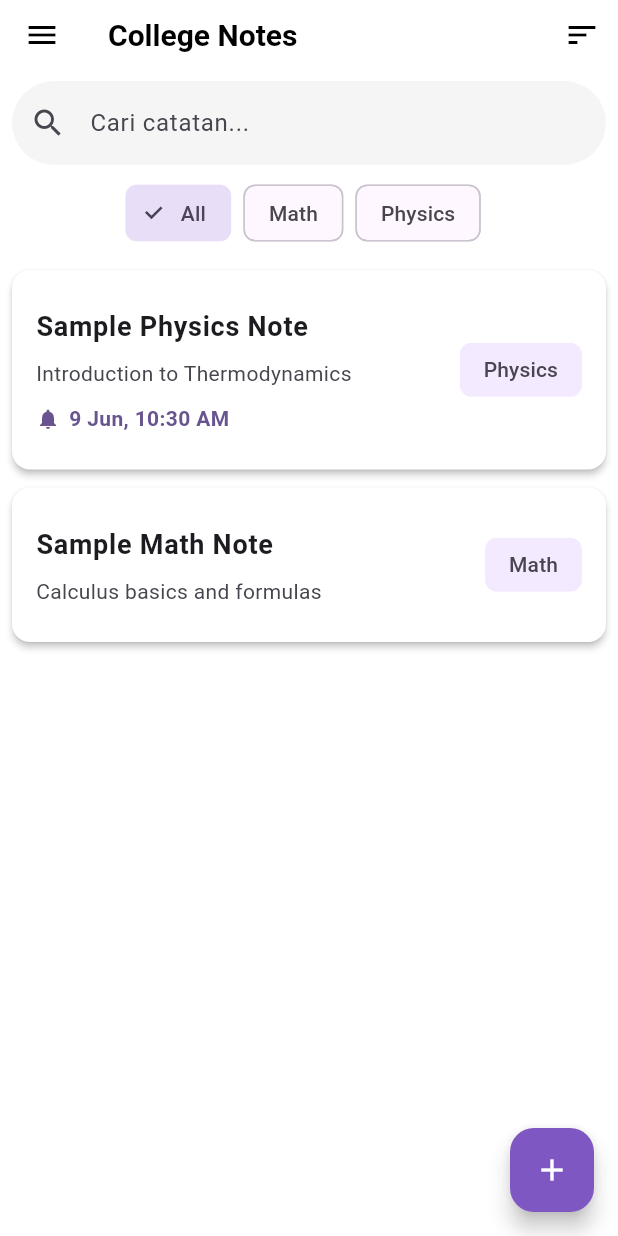
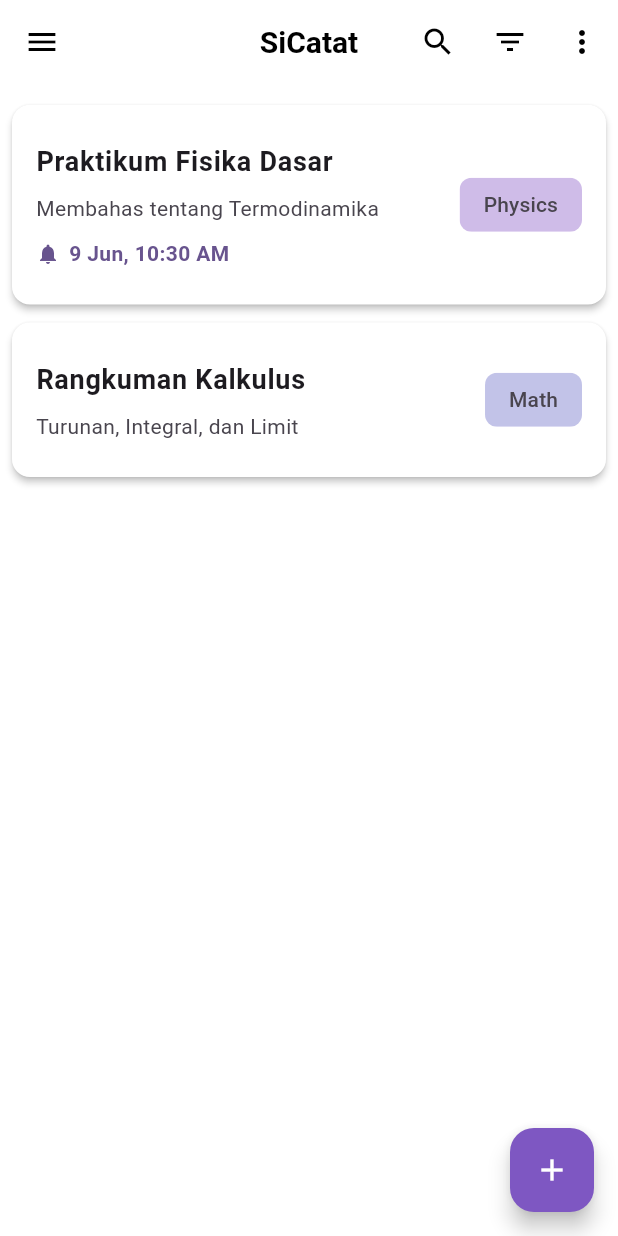
Before and after one commit to amaliartnaa/FP-Teknologi-Berkembang, a Flutter app: the HomePage screen opened directly with empty values, on a phone screen of 412 x 824 dp. Run offline on Flutter 3.47's test engine with Material 3 defaults, Android fonts, the phone set to English and light mode, and no system bars.

Commit message:
Pesan commit kamu

```diff
--- a/lib/screens/home_page.dart
+++ b/lib/screens/home_page.dart
@@ -9,18 +9,18 @@ class HomePage extends StatefulWidget {
   static List<Note> notes = [
     Note(
       id: '1',
-      title: 'Sample Math Note',
-      subtitle: 'Calculus basics and formulas',
-      content: 'This is a sample math note about calculus.',
+      title: 'Rangkuman Kalkulus',
+      subtitle: 'Turunan, Integral, dan Limit',
+      content: 'Ini adalah konten lengkap dari catatan kalkulus...',
       tag: 'Math',
       createdAt: DateTime.now().subtract(const Duration(days: 2)),
       updatedAt: DateTime.now().subtract(const Duration(days: 2)),
     ),
     Note(
       id: '2',
-      title: 'Sample Physics Note',
-      subtitle: 'Introduction to Thermodynamics',
-      content: 'This is a sample physics note about thermodynamics.',
+      title: 'Praktikum Fisika Dasar',
+      subtitle: 'Membahas tentang Termodinamika',
+      content: 'Ini adalah konten lengkap dari catatan fisika...',
       tag: 'Physics',
       createdAt: DateTime.now(),
       updatedAt: DateTime.now(),
@@ -28,9 +28,9 @@ class HomePage extends StatefulWidget {
     ),
      Note(
       id: '3',
-      title: 'Archived Note Example',
-      subtitle: 'This subtitle is for the archived note',
-      content: 'This note is archived.',
+      title: 'Catatan Arsip Kimia',
+      subtitle: 'Tentang senyawa organik',
+      content: 'Catatan ini diarsipkan.',
       tag: 'Chemistry',
       createdAt: DateTime.now(),
       updatedAt: DateTime.now(),
@@ -51,6 +51,7 @@ class _HomePageState extends State<HomePage> {
   final TextEditingController searchController = TextEditingController();
   Set<String> availableTags = {};
   String sortOrder = 'desc';
+  bool _isSearching = false;
 
   @override
   void initState() {
@@ -120,43 +121,36 @@ class _HomePageState extends State<HomePage> {
   }
 
   void _moveToTrash(Note note) {
-    setState(() {
     note.isTrashed = true;
     _updateFilteredNotes();
-    });
   }
 
   void _archiveNote(Note note) {
-    setState(() {
     note.isArchived = true;
     _updateFilteredNotes();
-    });
   }
 
-  @override
-  Widget build(BuildContext context) {
-    return Scaffold(
-      appBar: AppBar(
-        title: const Text('College Notes'),
-        bottom: PreferredSize(
-          preferredSize: const Size.fromHeight(110),
+  void _showFilterSheet() {
+    showModalBottomSheet(
+      context: context,
+      shape: const RoundedRectangleBorder(
+        borderRadius: BorderRadius.vertical(top: Radius.circular(20)),
+      ),
+      builder: (context) {
+        return Padding(
+          padding: const EdgeInsets.all(16.0),
           child: Column(
+            mainAxisSize: MainAxisSize.min,
+            crossAxisAlignment: CrossAxisAlignment.start,
             children: [
-              Padding(
-                padding: const EdgeInsets.all(8.0),
-                child: TextField(
-                  controller: searchController,
-                  decoration: const InputDecoration(
-                    hintText: 'Cari catatan...',
-                    prefixIcon: Icon(Icons.search),
+              Text(
+                'Filter Berdasarkan Tag',
+                style: Theme.of(context).textTheme.titleLarge,
               ),
-                  onChanged: (value) => _updateFilteredNotes(),
-                ),
-              ),
-              SingleChildScrollView(
-                scrollDirection: Axis.horizontal,
-                padding: const EdgeInsets.symmetric(horizontal: 8.0),
-                child: Row(
+              const SizedBox(height: 16),
+              Wrap(
+                spacing: 8.0,
+                runSpacing: 8.0,
                 children: [
                   FilterChip(
                     label: const Text('All'),
@@ -166,12 +160,10 @@ class _HomePageState extends State<HomePage> {
                         selectedTag = 'All';
                         _updateFilteredNotes();
                       });
+                      Navigator.pop(context);
                     },
                   ),
-                    const SizedBox(width: 8.0),
-                    ...availableTags.map((tag) => Padding(
-                          padding: const EdgeInsets.only(right: 8.0),
-                          child: FilterChip(
+                  ...availableTags.map((tag) => FilterChip(
                         label: Text(tag),
                         selected: selectedTag == tag,
                         onSelected: (bool selected) {
@@ -179,16 +171,71 @@ class _HomePageState extends State<HomePage> {
                             selectedTag = tag;
                             _updateFilteredNotes();
                           });
+                          Navigator.pop(context);
                         },
-                          ),
                       )),
                 ],
               ),
-              ),
             ],
           ),
+        );
+      },
+    );
+  }
+
+  Color _getColorForTag(String tag) {
+    final hash = tag.hashCode;
+    return Colors.primaries[hash % Colors.primaries.length].withAlpha(80);
+  }
+
+  @override
+  Widget build(BuildContext context) {
+    return Scaffold(
+      appBar: AppBar(
+        leading: Builder(
+          builder: (context) => IconButton(
+            icon: const Icon(Icons.menu),
+            onPressed: () => Scaffold.of(context).openDrawer(),
           ),
-        actions: [
+        ),
+        title: _isSearching
+            ? TextField(
+                controller: searchController,
+                autofocus: true,
+                decoration: const InputDecoration(
+                  hintText: 'Cari catatan...',
+                  border: InputBorder.none,
+                ),
+                onChanged: (value) => _updateFilteredNotes(),
+              )
+            : const Text('SiCatat'),
+        centerTitle: true,
+        actions: _isSearching
+            ? [
+                IconButton(
+                  icon: const Icon(Icons.close),
+                  onPressed: () {
+                    setState(() {
+                      _isSearching = false;
+                      searchController.clear();
+                      _updateFilteredNotes();
+                    });
+                  },
+                ),
+              ]
+            : [
+                IconButton(
+                  icon: const Icon(Icons.search),
+                  onPressed: () {
+                    setState(() {
+                      _isSearching = true;
+                    });
+                  },
+                ),
+                IconButton(
+                  icon: const Icon(Icons.filter_list),
+                  onPressed: _showFilterSheet,
+                ),
                 PopupMenuButton<String>(
                   onSelected: (String value) {
                     setState(() {
@@ -197,42 +244,89 @@ class _HomePageState extends State<HomePage> {
                     });
                   },
                   itemBuilder: (BuildContext context) => [
-              const PopupMenuItem(value: 'desc', child: Text('Sort by Newest')),
-              const PopupMenuItem(value: 'asc', child: Text('Sort by Oldest')),
+                    const PopupMenuItem(
+                        value: 'desc', child: Text('Sort by Newest')),
+                    const PopupMenuItem(
+                        value: 'asc', child: Text('Sort by Oldest')),
                   ],
-            icon: const Icon(Icons.sort),
                 ),
               ],
       ),
       drawer: AppDrawer(themeNotifier: widget.themeNotifier),
       body: filteredNotes.isEmpty
-          ? const Center(
-              child: Text("Tidak ada catatan. Tekan '+' untuk membuat.",
-                  style: TextStyle(fontSize: 18, color: Colors.grey)))
+          ? Center(
+              child: Column(
+                mainAxisAlignment: MainAxisAlignment.center,
+                children: [
+                  Image.asset(
+                    'assets/icon_sicatat.png',
+                    height: 100,
+                    color: Colors.grey.shade300,
+                  ),
+                  const SizedBox(height: 16),
+                  const Text(
+                    "Catatan masih kosong",
+                    style: TextStyle(fontSize: 18, color: Colors.grey),
+                  ),
+                  const SizedBox(height: 8),
+                  Text(
+                    "Tekan tombol '+' untuk membuat catatan pertamamu.",
+                    style: TextStyle(color: Colors.grey.shade600),
+                  ),
+                ],
+              ),
+            )
           : ListView.builder(
               padding: const EdgeInsets.all(8.0),
               itemCount: filteredNotes.length,
               itemBuilder: (context, index) {
                 final note = filteredNotes[index];
-                return Card(
+                return Dismissible(
+                  key: Key(note.id),
+                  background: Container(
+                    color: Colors.red.shade400,
+                    padding: const EdgeInsets.symmetric(horizontal: 20),
+                    alignment: Alignment.centerLeft,
+                    child: const Icon(Icons.delete_sweep, color: Colors.white),
+                  ),
+                  secondaryBackground: Container(
+                    color: Colors.orange.shade400,
+                    padding: const EdgeInsets.symmetric(horizontal: 20),
+                    alignment: Alignment.centerRight,
+                    child: const Icon(Icons.archive, color: Colors.white),
+                  ),
+                  onDismissed: (direction) {
+                    if (direction == DismissDirection.endToStart) {
+                      _archiveNote(note);
+                    } else {
+                      _moveToTrash(note);
+                    }
+                  },
+                  child: Card(
                     margin: const EdgeInsets.symmetric(vertical: 6.0),
                     child: ListTile(
                       contentPadding: const EdgeInsets.all(16.0),
-                    title: Text(note.title, style: const TextStyle(fontWeight: FontWeight.bold, fontSize: 18)),
+                      title: Text(note.title,
+                          style: const TextStyle(
+                              fontWeight: FontWeight.bold, fontSize: 18)),
                       subtitle: Padding(
                         padding: const EdgeInsets.only(top: 8.0),
                         child: Column(
                           crossAxisAlignment: CrossAxisAlignment.start,
                           children: [
-                          Text(note.subtitle, maxLines: 2, overflow: TextOverflow.ellipsis),
+                            Text(note.subtitle,
+                                maxLines: 2, overflow: TextOverflow.ellipsis),
                             if (note.reminder != null) ...[
                               const SizedBox(height: 10),
                               Row(
                                 children: [
-                                Icon(Icons.notifications, size: 16, color: Theme.of(context).primaryColor),
+                                  Icon(Icons.notifications,
+                                      size: 16,
+                                      color: Theme.of(context).primaryColor),
                                   const SizedBox(width: 6),
                                   Text(
-                                  DateFormat('d MMM, h:mm a').format(note.reminder!),
+                                    DateFormat('d MMM, h:mm a')
+                                        .format(note.reminder!),
                                     style: TextStyle(
                                       color: Theme.of(context).primaryColor,
                                       fontWeight: FontWeight.w600,
@@ -246,9 +340,10 @@ class _HomePageState extends State<HomePage> {
                       ),
                       trailing: Chip(
                         label: Text(note.tag),
-                      backgroundColor: Theme.of(context).colorScheme.primaryContainer.withAlpha(128),
+                        backgroundColor: _getColorForTag(note.tag),
                         side: BorderSide.none,
                       ),
+                      // --- PERBAIKAN LOGIKA ADA DI SINI ---
                       onTap: () async {
                         final result = await Navigator.push(
                           context,
@@ -257,11 +352,22 @@ class _HomePageState extends State<HomePage> {
                           ),
                         );
 
-                      if (result == 'archive' || result == 'delete' || result is Note) {
+                        if (result == 'archive') {
+                          _archiveNote(note);
+                        } else if (result == 'delete') {
+                          _moveToTrash(note);
+                        } else if (result is Note) {
+                          // Jika catatan diedit, update data di list utama
+                          final index = HomePage.notes.indexWhere((n) => n.id == result.id);
+                          if (index != -1) {
+                            HomePage.notes[index] = result;
+                          }
+                          // Lalu refresh tampilan
                           _updateFilteredNotes();
                         }
                       },
                       onLongPress: () => _showNoteOptions(context, note),
+                    ),
                   ),
                 );
               },
```
Lines whose indentation alone changed are shown as unchanged.
